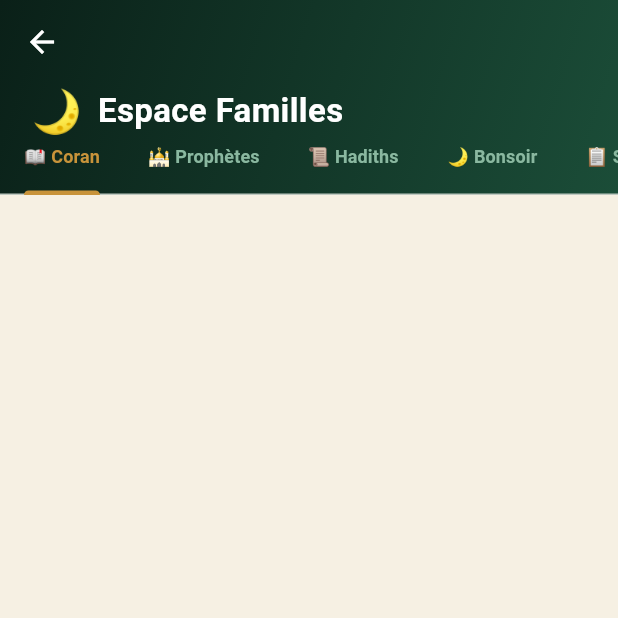
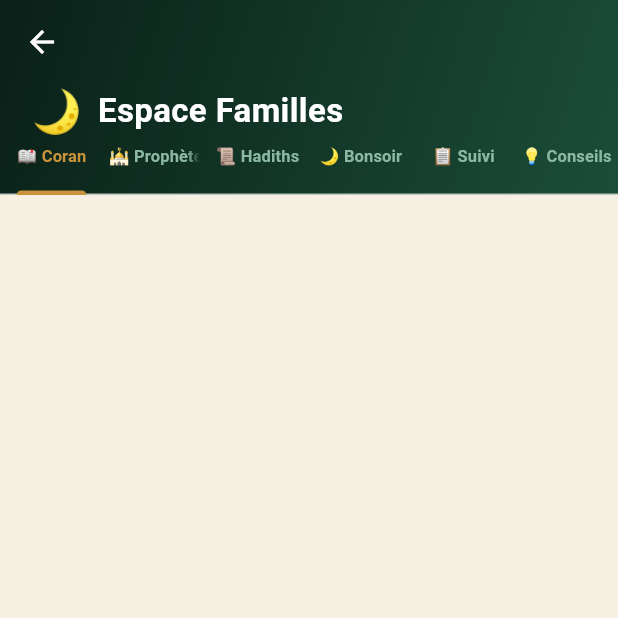
Before and after one commit to sam93240/deenly_app, a Flutter app: the FamilleScreen screen opened directly, on a phone screen of 412 x 824 dp, the top half of it. Run offline on Flutter 3.47's test engine with Material 3 defaults, Android fonts, the phone set to English and light mode, and no system bars; our stand-ins replace cloud_firestore, firebase_auth, firebase_core, flutter_local_notifications, google_sign_in, just_audio and 4 more; missing offline and left inert: dart:html; accounts and stored records are empty; statements that could not run were skipped; project files that could hold a hidden picture were left out.

Commit message:
Onglets Famille : tous visibles d un coup (isScrollable false)
Suppression de isScrollable/tabAlignment, labelPadding reduit et
fontSize 11 pour que les 6 onglets tiennent sur toute la largeur
sans defilement.

Co-Authored-By: Claude Sonnet 4.6 <noreply@anthropic.com>

```diff
--- a/lib/famille_screen.dart
+++ b/lib/famille_screen.dart
@@ -114,9 +114,8 @@ class _FamilleScreenState extends State<FamilleScreen>
               indicatorWeight: 3,
               labelColor: _kGold,
               unselectedLabelColor: const Color(0xFF8AB8A0),
-              labelStyle: const TextStyle(fontSize: 12, fontWeight: FontWeight.w600),
-              isScrollable: true,
-              tabAlignment: TabAlignment.start,
+              labelStyle: const TextStyle(fontSize: 11, fontWeight: FontWeight.w600),
+              labelPadding: const EdgeInsets.symmetric(horizontal: 4),
               tabs: [
                 Tab(text: context.t.familyStories),
                 Tab(text: context.t.familyProphets),
```
